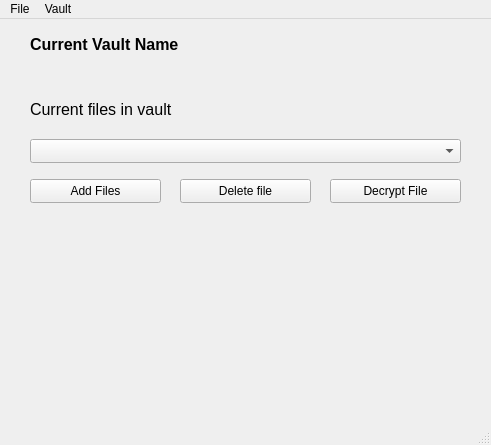
The window that ui/main.ui (SamuGallo-06/cripty) describes before a commit, drawn with Qt 5.
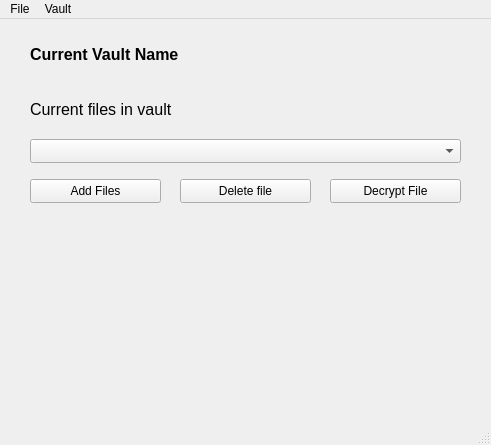
The same window after the commit.

What changed in the file:
```diff
--- a/ui/main.ui
+++ b/ui/main.ui
@@ -80,7 +80,7 @@
     <property name="geometry">
      <rect>
       <x>30</x>
-      <y>10</y>
+      <y>20</y>
       <width>441</width>
       <height>31</height>
      </rect>
```
Left out of the diff: 4 changed lines with no effect on the pictures.
